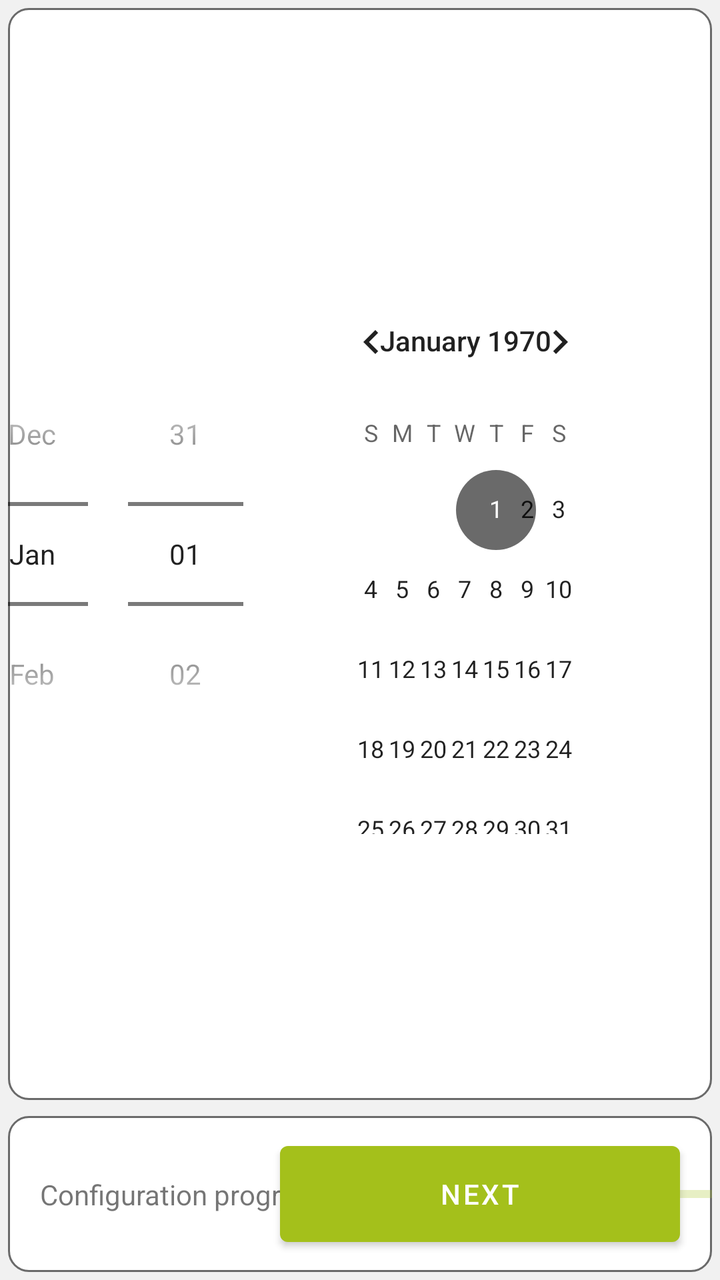
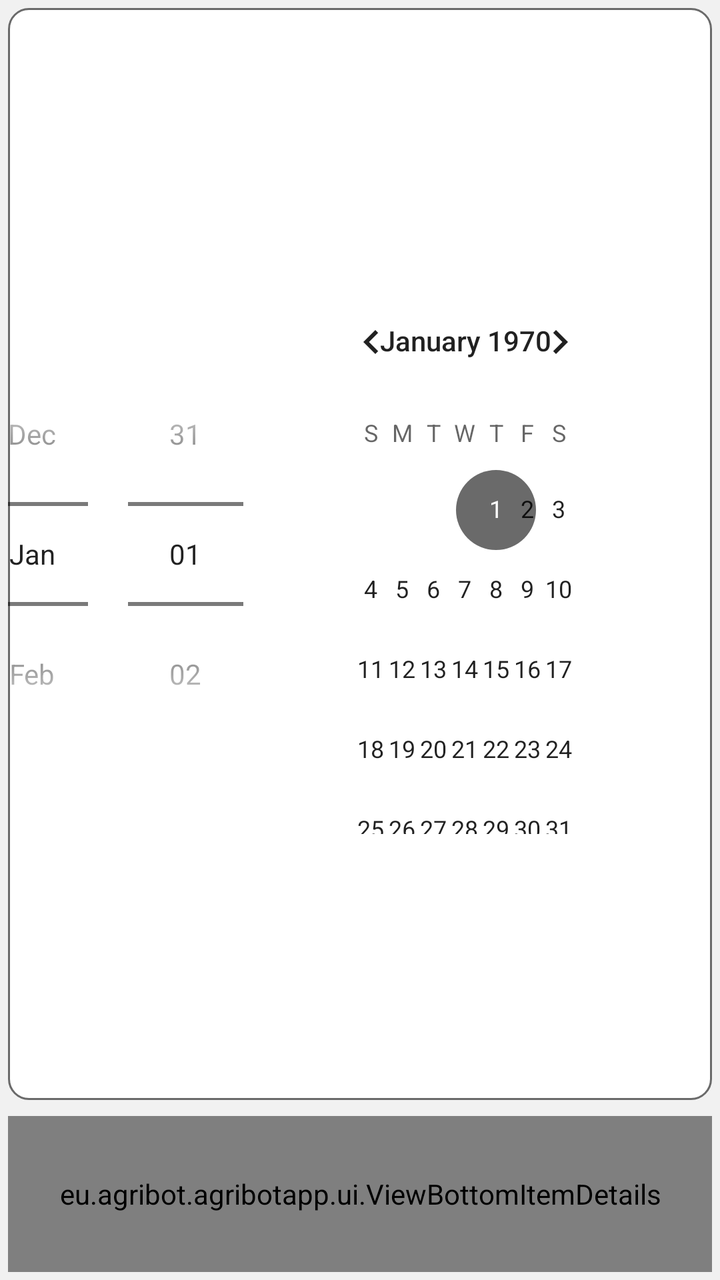

Before-and-after screenshots of an Android layout around one commit, followed by the original layout XML and the change that was made.
<!-- AndroidManifest.xml: application theme AppTheme -->
<!-- res/layout/fragment_creator_time_select.xml -->
<?xml version="1.0" encoding="utf-8"?>
<layout xmlns:android="http://schemas.android.com/apk/res/android"
    xmlns:app="http://schemas.android.com/apk/res-auto"
    xmlns:tools="http://schemas.android.com/tools">

    <data>

        <variable
            name="viewModel"
            type="eu.agribot.agribotapp.ui.fragment.taskcreator.timeselect.CreatorTimeSelectViewModel" />
    </data>

    <LinearLayout
        android:layout_width="match_parent"
        android:layout_height="match_parent"
        android:background="@color/background_gray"
        android:orientation="vertical">

            <LinearLayout
                android:layout_width="match_parent"
                android:layout_height="0dp"
                android:layout_weight="7"
                android:layout_margin="@dimen/margin_small"
                android:background="@drawable/rounded_corner_layout"
                android:gravity="center">


                <DatePicker
                    android:id="@+id/date_picker"
                    android:layout_width="wrap_content"
                    android:layout_height="wrap_content"
                    android:layout_gravity="center"
                    android:layout_margin="@dimen/margin_medium"
                    android:datePickerMode="spinner" />

                <TimePicker
                    android:id="@+id/time_picker"
                    android:layout_width="wrap_content"
                    android:layout_height="wrap_content"
                    android:layout_gravity="center"
                    android:layout_margin="@dimen/margin_medium"
                    android:timePickerMode="clock" />


                <androidx.appcompat.widget.SwitchCompat
                    android:id="@+id/time_activator"
                    android:layout_width="wrap_content"
                    android:layout_height="wrap_content"
                    android:layout_gravity="center"
                    android:checked="@{viewModel.isTimePreset()}"
                    android:layout_marginHorizontal="@dimen/margin_large" />

            </LinearLayout>


        <androidx.constraintlayout.widget.ConstraintLayout
            android:layout_width="match_parent"
            android:layout_height="0dp"
            android:layout_margin="@dimen/margin_small"
            android:layout_weight="1"
            android:background="@drawable/rounded_corner_layout"
            android:gravity="end"
            android:orientation="horizontal">

            <TextView
                android:id="@+id/textView7"
                android:layout_width="0dp"
                android:layout_height="wrap_content"
                android:layout_marginStart="@dimen/margin_large"
                android:text="@string/configuration_progress"
                app:layout_constraintBottom_toBottomOf="parent"
                app:layout_constraintStart_toStartOf="parent"
                app:layout_constraintTop_toTopOf="parent" />

            <ProgressBar
                android:id="@+id/progressBar"
                style="@style/Widget.AppCompat.ProgressBar.Horizontal"
                android:layout_width="200dp"
                android:layout_height="wrap_content"
                android:layout_marginStart="@dimen/margin_large"
                android:padding="@dimen/margin_large"
                android:progress="40"
                android:progressBackgroundTint="@color/base_green"
                android:progressTint="@color/base_green"
                app:layout_constraintBottom_toBottomOf="parent"
                app:layout_constraintStart_toEndOf="@+id/textView7"
                app:layout_constraintTop_toTopOf="parent" />

            <View
                android:id="@+id/view4"
                android:layout_width="0dp"
                android:layout_height="match_parent"
                app:layout_constraintBottom_toBottomOf="parent"
                app:layout_constraintEnd_toEndOf="parent"
                app:layout_constraintStart_toStartOf="parent"
                app:layout_constraintTop_toTopOf="parent" />


            <com.google.android.material.button.MaterialButton
                android:id="@+id/right_button"
                android:layout_width="200dp"
                android:layout_height="60dp"
                android:layout_marginEnd="@dimen/margin_large"
                android:onClick="@{()-> viewModel.onNextButtonClicked()}"
                android:text="@string/next_button"
                app:layout_constraintBottom_toBottomOf="parent"
                app:layout_constraintEnd_toEndOf="parent"
                app:layout_constraintTop_toTopOf="parent" />

        </androidx.constraintlayout.widget.ConstraintLayout>


    </LinearLayout>

</layout>
<!-- resources referenced by this layout -->
<resources>
  <color name="background_gray">#f1f1f1</color>
  <color name="base_green">#a4c01b</color>
  <dimen name="margin_large">16dp</dimen>
  <dimen name="margin_medium">8dp</dimen>
  <dimen name="margin_small">4dp</dimen>
  <!-- drawable rounded_corner_layout (drawable) -->
  <?xml version="1.0" encoding="utf-8"?>
  <shape xmlns:android="http://schemas.android.com/apk/res/android">
  
      <solid android:color="@android:color/white"/>
      <corners android:radius="10dp"/>
      <stroke
          android:width="1dp"
          android:color="@color/gray" />
  
  </shape>
  <string name="configuration_progress">Configuration progress</string>
  <string name="next_button">Next</string>
  <style name="AppTheme" parent="Theme.MaterialComponents.Light.DarkActionBar">
          
          <item name="colorPrimary">@color/colorPrimary</item>
          <item name="colorPrimaryDark">@color/colorPrimaryDark</item>
          <item name="colorAccent">@color/colorAccent</item>
      </style>
  <color name="gray">#6A6A6A</color>
  <color name="colorPrimary">@color/base_green</color>
  <color name="colorPrimaryDark">@color/base_green_darker</color>
  <color name="colorAccent">@color/gray</color>
  <color name="base_green_darker">#839915</color>
</resources>

<!-- the commit's change to res/layout/fragment_creator_time_select.xml (unified diff, before → after) -->
@@ -62,50 +62,9 @@
             android:gravity="end"
             android:orientation="horizontal">
 
-            <TextView
-                android:id="@+id/textView7"
-                android:layout_width="0dp"
-                android:layout_height="wrap_content"
-                android:layout_marginStart="@dimen/margin_large"
-                android:text="@string/configuration_progress"
-                app:layout_constraintBottom_toBottomOf="parent"
-                app:layout_constraintStart_toStartOf="parent"
-                app:layout_constraintTop_toTopOf="parent" />
-
-            <ProgressBar
-                android:id="@+id/progressBar"
-                style="@style/Widget.AppCompat.ProgressBar.Horizontal"
-                android:layout_width="200dp"
-                android:layout_height="wrap_content"
-                android:layout_marginStart="@dimen/margin_large"
-                android:padding="@dimen/margin_large"
-                android:progress="40"
-                android:progressBackgroundTint="@color/base_green"
-                android:progressTint="@color/base_green"
-                app:layout_constraintBottom_toBottomOf="parent"
-                app:layout_constraintStart_toEndOf="@+id/textView7"
-                app:layout_constraintTop_toTopOf="parent" />
-
-            <View
-                android:id="@+id/view4"
-                android:layout_width="0dp"
-                android:layout_height="match_parent"
-                app:layout_constraintBottom_toBottomOf="parent"
-                app:layout_constraintEnd_toEndOf="parent"
-                app:layout_constraintStart_toStartOf="parent"
-                app:layout_constraintTop_toTopOf="parent" />
-
-
-            <com.google.android.material.button.MaterialButton
-                android:id="@+id/right_button"
-                android:layout_width="200dp"
-                android:layout_height="60dp"
-                android:layout_marginEnd="@dimen/margin_large"
-                android:onClick="@{()-> viewModel.onNextButtonClicked()}"
-                android:text="@string/next_button"
-                app:layout_constraintBottom_toBottomOf="parent"
-                app:layout_constraintEnd_toEndOf="parent"
-                app:layout_constraintTop_toTopOf="parent" />
+            <eu.agribot.agribotapp.ui.ViewBottomItemDetails
+                android:layout_width="match_parent"
+                android:layout_height="match_parent" />
 
         </androidx.constraintlayout.widget.ConstraintLayout>
 
<!-- resource entries referenced after the edit -->
@@ -16,8 +16,6 @@
           android:color="@color/gray" />
   
   </shape>
-  <string name="configuration_progress">Configuration progress</string>
-  <string name="next_button">Next</string>
   <style name="AppTheme" parent="Theme.MaterialComponents.Light.DarkActionBar">
           
           <item name="colorPrimary">@color/colorPrimary</item>
